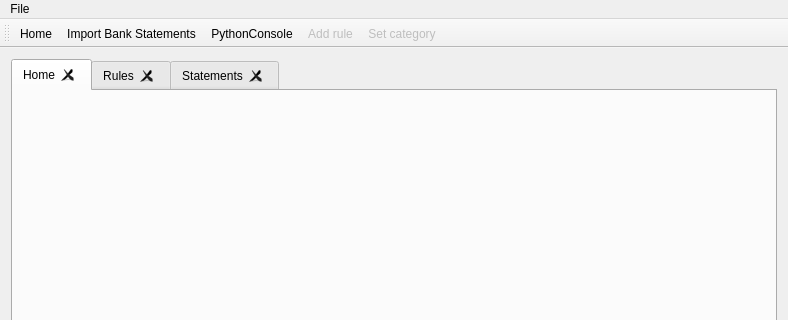
Above: Platan/PlatanUI/mainwindow.ui from agabor/platan before the change; both pictures show x 0 to 788 and y 0 to 320 of the 788 by 543 pixel window. Below: the same form after it.
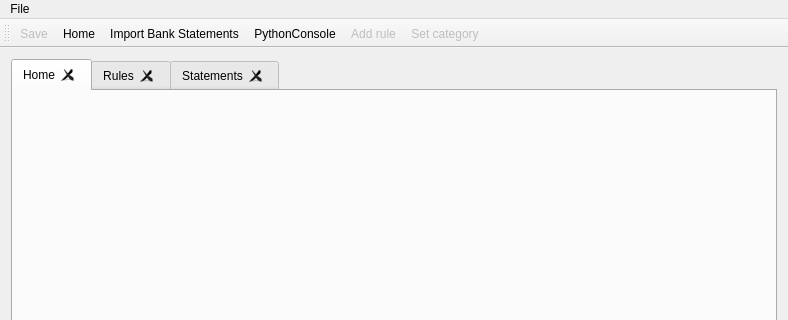
That is the form after the change. Icons and pictures are not drawn. Custom widgets are drawn as their Qt base class.

Diff of the .ui file:
```diff
--- a/Platan/PlatanUI/mainwindow.ui
+++ b/Platan/PlatanUI/mainwindow.ui
@@ -131,6 +131,7 @@
    <attribute name="toolBarBreak">
     <bool>false</bool>
    </attribute>
+   <addaction name="actionSave"/>
    <addaction name="actionHome"/>
    <addaction name="actionImport_Bank_Statements"/>
    <addaction name="actionPythonConsole"/>
@@ -221,6 +222,21 @@
     <string>Right</string>
    </property>
   </action>
+  <action name="actionSave">
+   <property name="enabled">
+    <bool>false</bool>
+   </property>
+   <property name="icon">
+    <iconset resource="icons.qrc">
+     <normaloff>:/icons/icons/media-floppy.png</normaloff>:/icons/icons/media-floppy.png</iconset>
+   </property>
+   <property name="text">
+    <string>Save</string>
+   </property>
+   <property name="shortcut">
+    <string>Ctrl+S</string>
+   </property>
+  </action>
  </widget>
  <layoutdefault spacing="6" margin="11"/>
  <customwidgets>
```
